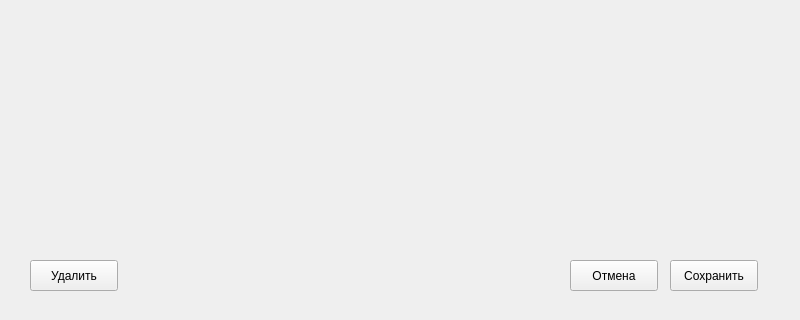
This is edit_docum_plan.ui in hencsat46/curse_ach2 as Qt 5 draws it before an edit; both pictures show x 0 to 800 and y 280 to 600 of the 800 by 600 pixel window. The edited form follows.
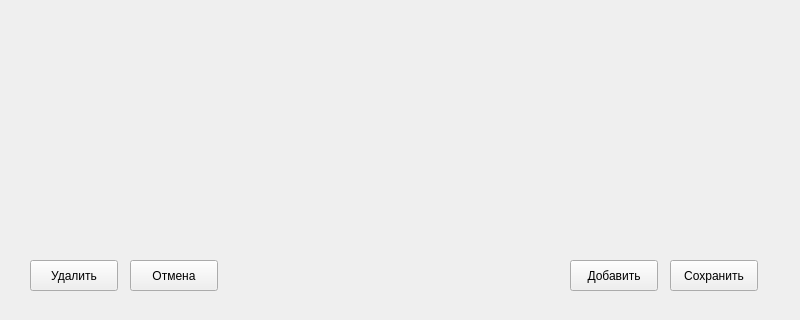
This is the edited form.

Commit message: docum_plan done

```diff
--- a/edit_docum_plan.ui
+++ b/edit_docum_plan.ui
@@ -116,7 +116,7 @@
   <widget class="QPushButton" name="edc_cancel_button">
    <property name="geometry">
     <rect>
-     <x>570</x>
+     <x>130</x>
      <y>540</y>
      <width>88</width>
      <height>31</height>
@@ -139,6 +139,19 @@
     <string>Удалить</string>
    </property>
   </widget>
+  <widget class="QPushButton" name="edc_add_button">
+   <property name="geometry">
+    <rect>
+     <x>570</x>
+     <y>540</y>
+     <width>88</width>
+     <height>31</height>
+    </rect>
+   </property>
+   <property name="text">
+    <string>Добавить</string>
+   </property>
+  </widget>
  </widget>
  <resources/>
  <connections/>
```
The commit also changes 4 other files.
